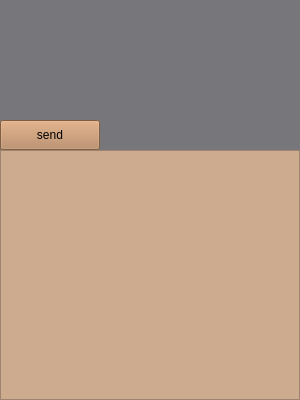
Before: the Qt Designer form client/client.ui in baitim/Codic, drawn with Qt 5.
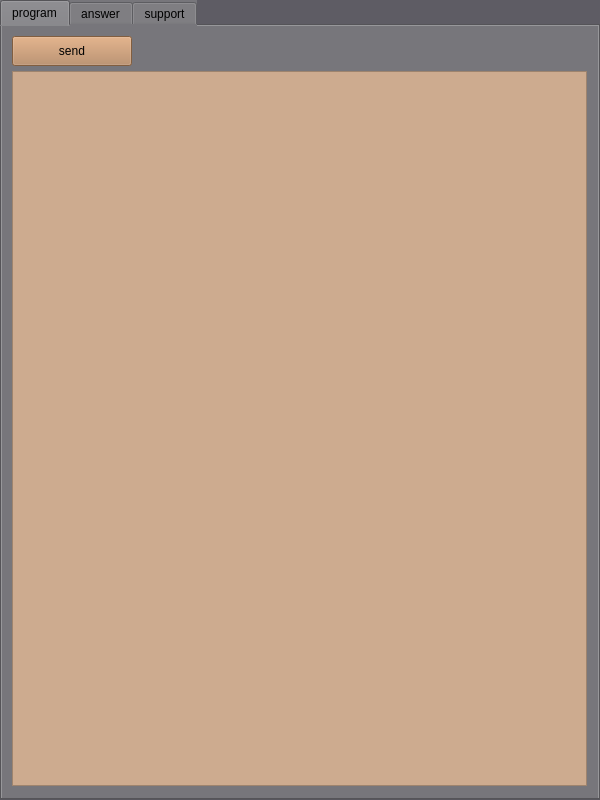
After: the same form once the commit is applied. The open tabs and pages were chosen to show the change.

```diff
--- a/client/client.ui
+++ b/client/client.ui
@@ -6,25 +6,62 @@
    <rect>
     <x>0</x>
     <y>0</y>
-    <width>300</width>
-    <height>400</height>
+    <width>600</width>
+    <height>800</height>
    </rect>
   </property>
   <property name="windowTitle">
    <string>MainWindow</string>
   </property>
   <property name="styleSheet">
-   <string notr="true">background-color: rgb(205, 171, 143);
-background-color: rgb(119, 118, 123);</string>
+   <string notr="true">background-color: rgb(94, 92, 100);</string>
   </property>
   <widget class="QWidget" name="centralwidget">
-   <widget class="QTextEdit" name="textbox">
+   <widget class="QTabWidget" name="tabWidget">
     <property name="geometry">
      <rect>
       <x>0</x>
-      <y>150</y>
-      <width>300</width>
-      <height>250</height>
+      <y>0</y>
+      <width>600</width>
+      <height>800</height>
+     </rect>
+    </property>
+    <property name="whatsThis">
+     <string>&lt;html&gt;&lt;head/&gt;&lt;body&gt;&lt;p&gt;&lt;br/&gt;&lt;/p&gt;&lt;/body&gt;&lt;/html&gt;</string>
+    </property>
+    <property name="styleSheet">
+     <string notr="true">background-color: rgb(119, 118, 123);</string>
+    </property>
+    <property name="currentIndex">
+     <number>2</number>
+    </property>
+    <widget class="QWidget" name="program">
+     <attribute name="title">
+      <string>program</string>
+     </attribute>
+     <widget class="QPushButton" name="send">
+      <property name="geometry">
+       <rect>
+        <x>10</x>
+        <y>10</y>
+        <width>120</width>
+        <height>30</height>
+       </rect>
+      </property>
+      <property name="styleSheet">
+       <string notr="true">background-color: rgb(181, 131, 90);</string>
+      </property>
+      <property name="text">
+       <string>send</string>
+      </property>
+     </widget>
+     <widget class="QTextEdit" name="message">
+      <property name="geometry">
+       <rect>
+        <x>10</x>
+        <y>45</y>
+        <width>575</width>
+        <height>715</height>
      </rect>
     </property>
     <property name="styleSheet">
@@ -39,21 +76,33 @@
 &lt;p style=&quot;-qt-paragraph-type:empty; margin-top:0px; margin-bottom:0px; margin-left:0px; margin-right:0px; -qt-block-indent:0; text-indent:0px;&quot;&gt;&lt;br /&gt;&lt;/p&gt;&lt;/body&gt;&lt;/html&gt;</string>
     </property>
    </widget>
-   <widget class="QPushButton" name="send">
+    </widget>
+    <widget class="QWidget" name="answer">
+     <attribute name="title">
+      <string>answer</string>
+     </attribute>
+     <widget class="QLabel" name="result">
     <property name="geometry">
      <rect>
-      <x>0</x>
-      <y>120</y>
-      <width>100</width>
-      <height>30</height>
+        <x>10</x>
+        <y>10</y>
+        <width>575</width>
+        <height>750</height>
      </rect>
     </property>
     <property name="styleSheet">
-     <string notr="true">background-color: rgb(181, 131, 90);</string>
+       <string notr="true">background-color: rgb(205, 171, 143);</string>
     </property>
     <property name="text">
-     <string>send</string>
-    </property>
+       <string/>
+      </property>
+     </widget>
+    </widget>
+    <widget class="QWidget" name="support">
+     <attribute name="title">
+      <string>support</string>
+     </attribute>
+    </widget>
    </widget>
   </widget>
  </widget>
```
Lines whose indentation alone changed are shown as unchanged.
